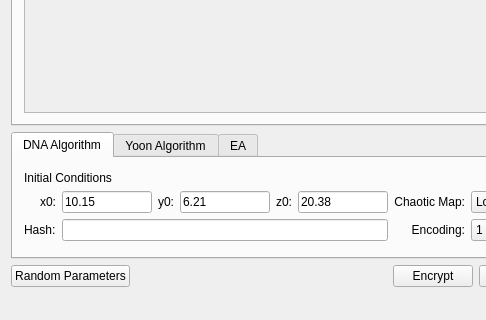
Qt form mainwindow.ui (maxshishko/ImageEncryptor) before a commit; both pictures show x 0 to 486 and y 330 to 650 of the 570 by 650 pixel window.
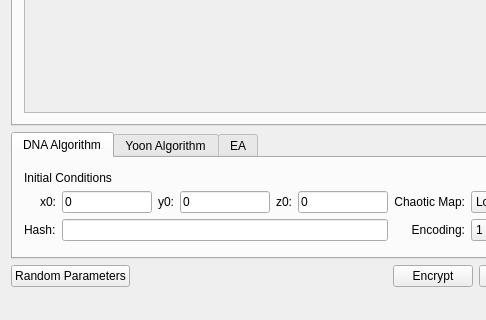
The same form after that commit. Icons and pictures are not drawn.

```diff
--- a/mainwindow.ui
+++ b/mainwindow.ui
@@ -178,7 +178,7 @@
                </size>
               </property>
               <property name="text">
-               <string>6.21</string>
+               <string>0</string>
               </property>
              </widget>
             </item>
@@ -204,7 +204,7 @@
                <string/>
               </property>
               <property name="text">
-               <string>10.15</string>
+               <string>0</string>
               </property>
              </widget>
             </item>
@@ -240,7 +240,7 @@
                </size>
               </property>
               <property name="text">
-               <string>20.38</string>
+               <string>0</string>
               </property>
              </widget>
             </item>
```
Left out of the diff: 18 changed lines with no effect on the pictures.
